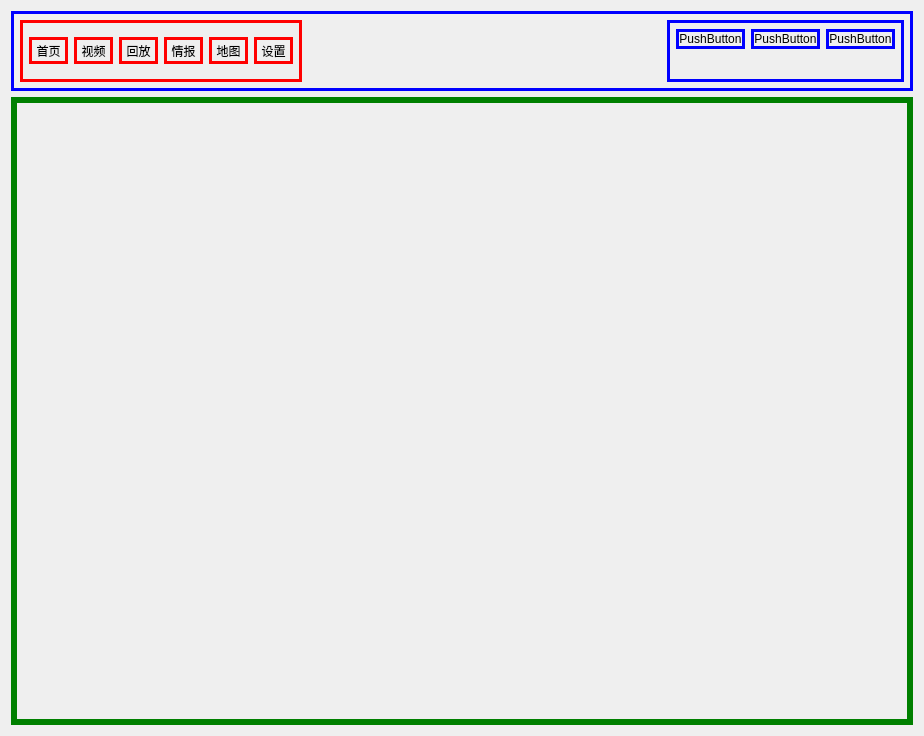
First picture: the form in widget.ui, repository lucifer008/vehicle2022, before the edit.
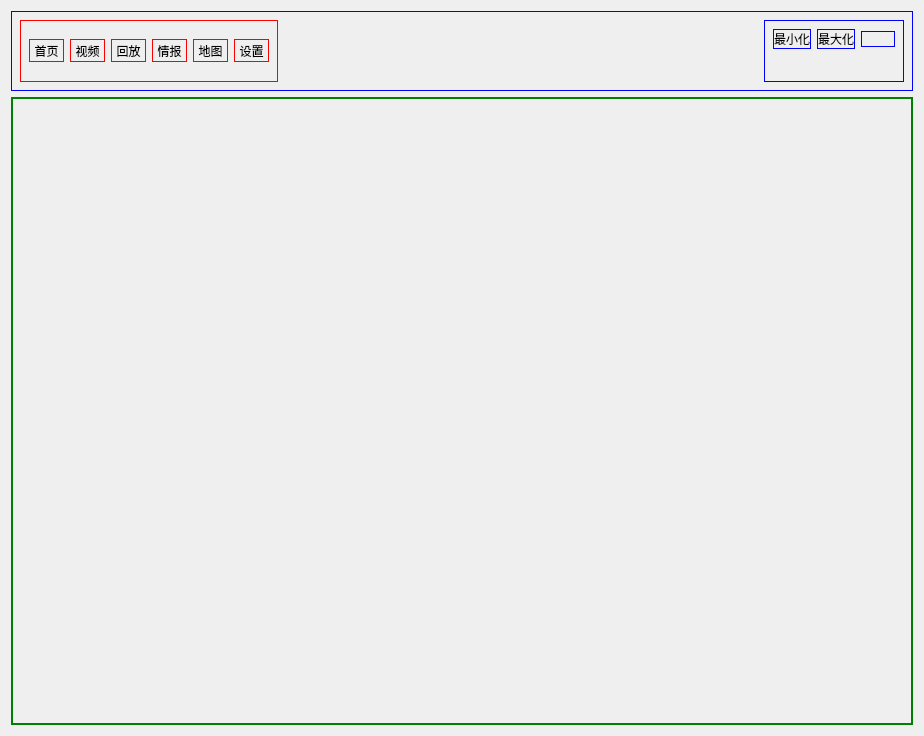
Second picture: the form after the edit. Icons and pictures are not drawn.

```diff
--- a/widget.ui
+++ b/widget.ui
@@ -23,13 +23,13 @@
       </size>
      </property>
      <property name="styleSheet">
-      <string notr="true">border:3px solid blue</string>
+      <string notr="true">border:1px solid blue</string>
      </property>
      <layout class="QHBoxLayout" name="horizontalLayout">
       <item>
        <widget class="QWidget" name="widget" native="true">
         <property name="styleSheet">
-         <string notr="true">border:3px solid red</string>
+         <string notr="true">border:1px solid red</string>
         </property>
         <layout class="QHBoxLayout" name="horizontalLayout_2">
          <item>
@@ -87,7 +87,7 @@
         </property>
         <property name="sizeHint" stdset="0">
          <size>
-          <width>336</width>
+          <width>463</width>
           <height>48</height>
          </size>
         </property>
@@ -99,21 +99,24 @@
          <item row="1" column="3">
           <widget class="QPushButton" name="pushButton_3">
            <property name="text">
-            <string>PushButton</string>
+            <string/>
+           </property>
+           <property name="icon">
+            <iconset theme="application-exit"/>
            </property>
           </widget>
          </item>
          <item row="1" column="2">
           <widget class="QPushButton" name="pushButton_2">
            <property name="text">
-            <string>PushButton</string>
+            <string>最大化</string>
            </property>
           </widget>
          </item>
          <item row="1" column="1">
           <widget class="QPushButton" name="pushButton">
            <property name="text">
-            <string>PushButton</string>
+            <string>最小化</string>
            </property>
           </widget>
          </item>
@@ -139,7 +142,7 @@
    <item>
     <widget class="QStackedWidget" name="stackedWidget">
      <property name="styleSheet">
-      <string notr="true">border:3px solid green</string>
+      <string notr="true">border:1px solid green</string>
      </property>
      <widget class="QWidget" name="page_5"/>
      <widget class="QWidget" name="page_6"/>
```
Left out of the diff: 18 changed lines with no effect on the pictures.
